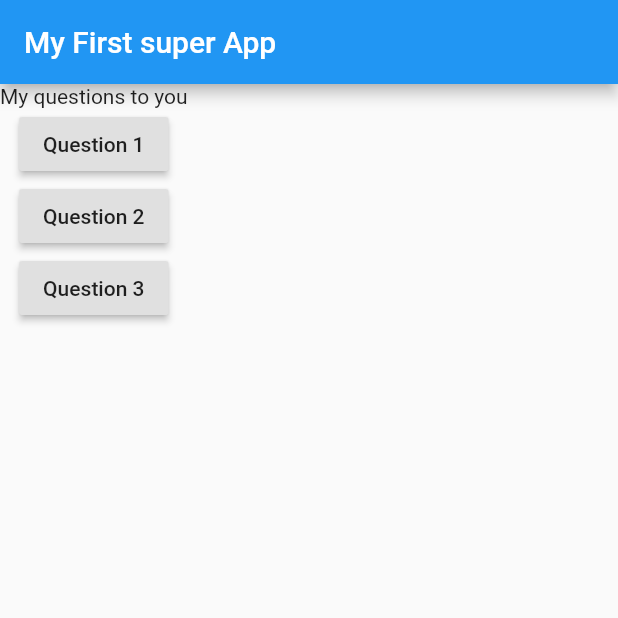
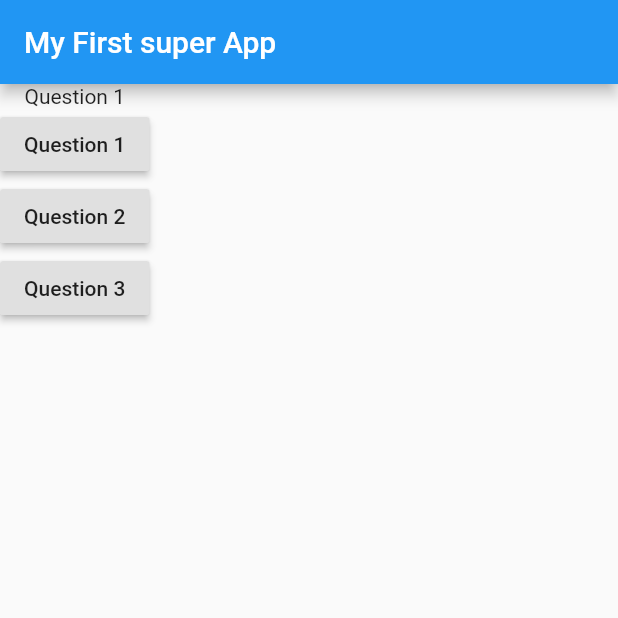
Before and after one commit to matr0s/flutter_cpmplete_guide, a Flutter app: the screen it shows after launch, on a phone screen of 412 x 824 dp, the top half of it. Run offline on Flutter 3.47's test engine with Material 2 defaults, Android fonts, the phone set to English and light mode, and no system bars.

Commit message:
Section #33

```diff
--- a/lib/main.dart
+++ b/lib/main.dart
@@ -5,9 +5,10 @@ void main() {
 }
 
 class MyApp extends StatelessWidget {
-
+  var questionIndex = 0;
   void answerQuestion(){
-  print('Answer choosen!!');
+    questionIndex += 1;
+  print(questionIndex);
   }
 
   @override
@@ -21,7 +22,7 @@ class MyApp extends StatelessWidget {
         ),
         body: Column(
           children: [
-            Text('My questions to you'),
+            Text(questions[questionIndex]),
             RaisedButton(
               child: Text(questions[0]),
               onPressed: answerQuestion,
```
